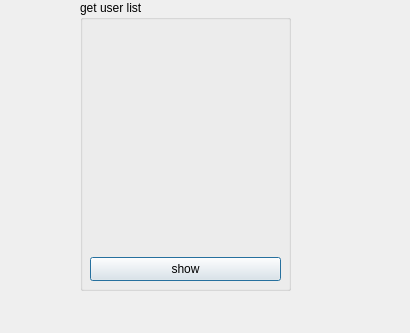
Before: the Qt Designer form getuserlist.ui in Maedeh01/Ap-project, drawn with Qt 5.
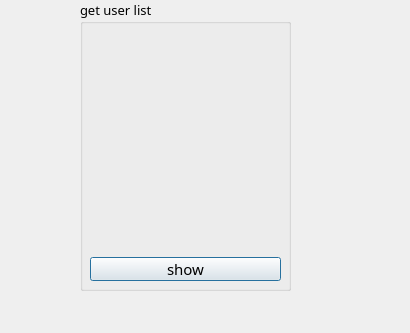
After: the same form once the commit is applied.

Patch:
```diff
--- a/getuserlist.ui
+++ b/getuserlist.ui
@@ -22,6 +22,12 @@
      <height>291</height>
     </rect>
    </property>
+   <property name="font">
+    <font>
+     <family>MV Boli</family>
+     <pointsize>10</pointsize>
+    </font>
+   </property>
    <property name="title">
     <string>get user list</string>
    </property>
@@ -34,6 +40,12 @@
       <height>24</height>
      </rect>
     </property>
+    <property name="font">
+     <font>
+      <family>NPIRogheh</family>
+      <pointsize>11</pointsize>
+     </font>
+    </property>
     <property name="text">
      <string>show</string>
     </property>
```
